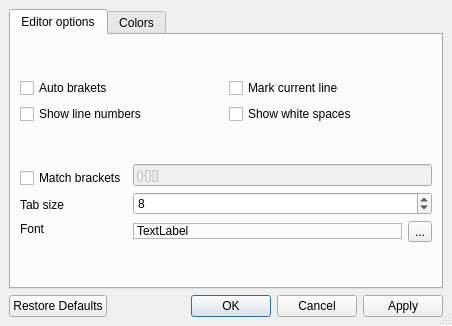
Above: tools/qtsourceview/demos/demo4/configdialog.ui from diegoiast/qtsourceview before the change. Below: the same form after it.
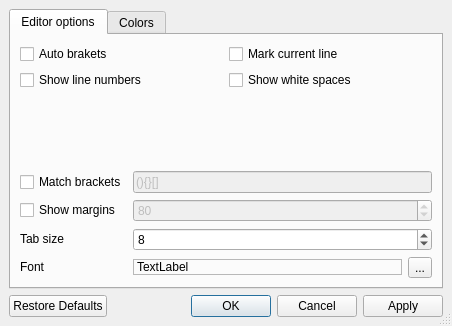
That is the form after the change. Custom widgets are drawn as their Qt base class.

Commit message: * new feature: print margins  * new feature: set tab size  * new feature: white spaces colors are stored in the colors definitions  * code cleanups

```diff
--- a/tools/qtsourceview/demos/demo4/configdialog.ui
+++ b/tools/qtsourceview/demos/demo4/configdialog.ui
@@ -40,30 +40,9 @@
       <attribute name="title" >
        <string>Editor options</string>
       </attribute>
-      <layout class="QGridLayout" >
-       <property name="leftMargin" >
-        <number>9</number>
-       </property>
-       <property name="topMargin" >
-        <number>9</number>
-       </property>
-       <property name="rightMargin" >
-        <number>9</number>
-       </property>
-       <property name="bottomMargin" >
-        <number>9</number>
-       </property>
-       <property name="horizontalSpacing" >
-        <number>6</number>
-       </property>
-       <property name="verticalSpacing" >
-        <number>6</number>
-       </property>
-       <item row="1" column="0" >
-        <layout class="QVBoxLayout" >
-         <property name="spacing" >
-          <number>6</number>
-         </property>
+      <layout class="QVBoxLayout" >
+       <item>
+        <layout class="QGridLayout" >
          <property name="leftMargin" >
           <number>0</number>
          </property>
@@ -76,59 +55,65 @@
          <property name="bottomMargin" >
           <number>0</number>
          </property>
-         <item>
+         <property name="horizontalSpacing" >
+          <number>6</number>
+         </property>
+         <property name="verticalSpacing" >
+          <number>6</number>
+         </property>
+         <item row="0" column="0" >
+          <widget class="QCheckBox" name="cbAutoBrackets" >
+           <property name="text" >
+            <string>Auto brakets</string>
+           </property>
+          </widget>
+         </item>
+         <item row="1" column="0" >
+          <widget class="QCheckBox" name="cbShowLineNumbers" >
+           <property name="text" >
+            <string>Show line numbers</string>
+           </property>
+          </widget>
+         </item>
+         <item row="1" column="1" >
+          <widget class="QCheckBox" name="cbShowWhiteSpaces" >
+           <property name="text" >
+            <string>Show white spaces</string>
+           </property>
+          </widget>
+         </item>
+         <item row="0" column="1" >
+          <widget class="QCheckBox" name="cbMarkCurrentLine" >
+           <property name="text" >
+            <string>Mark current line</string>
+           </property>
+          </widget>
+         </item>
+        </layout>
+       </item>
+       <item>
+        <spacer>
+         <property name="orientation" >
+          <enum>Qt::Vertical</enum>
+         </property>
+         <property name="sizeHint" >
+          <size>
+           <width>20</width>
+           <height>40</height>
+          </size>
+         </property>
+        </spacer>
+       </item>
+       <item>
+        <layout class="QGridLayout" >
+         <item row="0" column="0" >
           <widget class="QCheckBox" name="cbMatchBrackets" >
            <property name="text" >
             <string>Match brackets</string>
            </property>
           </widget>
          </item>
-         <item>
-          <widget class="QLabel" name="label_4" >
-           <property name="sizePolicy" >
-            <sizepolicy vsizetype="Maximum" hsizetype="Preferred" >
-             <horstretch>0</horstretch>
-             <verstretch>0</verstretch>
-            </sizepolicy>
-           </property>
-           <property name="text" >
-            <string>Tab size</string>
-           </property>
-          </widget>
-         </item>
-         <item>
-          <widget class="QLabel" name="label_2" >
-           <property name="sizePolicy" >
-            <sizepolicy vsizetype="Maximum" hsizetype="Preferred" >
-             <horstretch>0</horstretch>
-             <verstretch>0</verstretch>
-            </sizepolicy>
-           </property>
-           <property name="text" >
-            <string>Font</string>
-           </property>
-          </widget>
-         </item>
-        </layout>
-       </item>
-       <item row="1" column="1" >
-        <layout class="QVBoxLayout" >
-         <property name="spacing" >
-          <number>6</number>
-         </property>
-         <property name="leftMargin" >
-          <number>0</number>
-         </property>
-         <property name="topMargin" >
-          <number>0</number>
-         </property>
-         <property name="rightMargin" >
-          <number>0</number>
-         </property>
-         <property name="bottomMargin" >
-          <number>0</number>
-         </property>
-         <item>
+         <item row="0" column="1" >
           <widget class="QLineEdit" name="leMatchCraketsList" >
            <property name="enabled" >
             <bool>false</bool>
@@ -138,14 +123,60 @@
            </property>
           </widget>
          </item>
-         <item>
+         <item row="1" column="0" >
+          <widget class="QCheckBox" name="cbShowMargins" >
+           <property name="text" >
+            <string>Show margins</string>
+           </property>
+          </widget>
+         </item>
+         <item row="1" column="1" >
+          <widget class="QSpinBox" name="sbMarginSize" >
+           <property name="enabled" >
+            <bool>false</bool>
+           </property>
+           <property name="maximum" >
+            <number>1024</number>
+           </property>
+           <property name="value" >
+            <number>80</number>
+           </property>
+          </widget>
+         </item>
+         <item row="2" column="0" >
+          <widget class="QLabel" name="label_4" >
+           <property name="sizePolicy" >
+            <sizepolicy vsizetype="Maximum" hsizetype="Preferred" >
+             <horstretch>0</horstretch>
+             <verstretch>0</verstretch>
+            </sizepolicy>
+           </property>
+           <property name="text" >
+            <string>Tab size</string>
+           </property>
+          </widget>
+         </item>
+         <item row="2" column="1" >
           <widget class="QSpinBox" name="sbTabSize" >
            <property name="value" >
             <number>8</number>
            </property>
           </widget>
          </item>
-         <item>
+         <item row="3" column="0" >
+          <widget class="QLabel" name="label_2" >
+           <property name="sizePolicy" >
+            <sizepolicy vsizetype="Maximum" hsizetype="Preferred" >
+             <horstretch>0</horstretch>
+             <verstretch>0</verstretch>
+            </sizepolicy>
+           </property>
+           <property name="text" >
+            <string>Font</string>
+           </property>
+          </widget>
+         </item>
+         <item row="3" column="1" >
           <layout class="QHBoxLayout" >
            <property name="spacing" >
             <number>6</number>
@@ -204,56 +235,6 @@
          </item>
         </layout>
        </item>
-       <item row="0" column="0" colspan="2" >
-        <layout class="QGridLayout" >
-         <property name="leftMargin" >
-          <number>0</number>
-         </property>
-         <property name="topMargin" >
-          <number>0</number>
-         </property>
-         <property name="rightMargin" >
-          <number>0</number>
-         </property>
-         <property name="bottomMargin" >
-          <number>0</number>
-         </property>
-         <property name="horizontalSpacing" >
-          <number>6</number>
-         </property>
-         <property name="verticalSpacing" >
-          <number>6</number>
-         </property>
-         <item row="0" column="0" >
-          <widget class="QCheckBox" name="cbAutoBrackets" >
-           <property name="text" >
-            <string>Auto brakets</string>
-           </property>
-          </widget>
-         </item>
-         <item row="1" column="0" >
-          <widget class="QCheckBox" name="cbShowLineNumbers" >
-           <property name="text" >
-            <string>Show line numbers</string>
-           </property>
-          </widget>
-         </item>
-         <item row="1" column="1" >
-          <widget class="QCheckBox" name="cbShowWhiteSpaces" >
-           <property name="text" >
-            <string>Show white spaces</string>
-           </property>
-          </widget>
-         </item>
-         <item row="0" column="1" >
-          <widget class="QCheckBox" name="cbMarkCurrentLine" >
-           <property name="text" >
-            <string>Mark current line</string>
-           </property>
-          </widget>
-         </item>
-        </layout>
-       </item>
       </layout>
      </widget>
      <widget class="QWidget" name="tab_2" >
```
Left out of the diff: 40 changed lines with no effect on the pictures. The commit also changes 9 other files.
